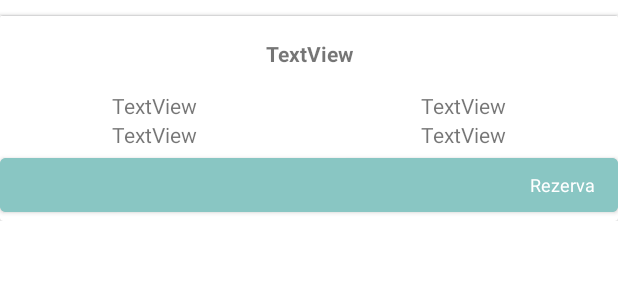
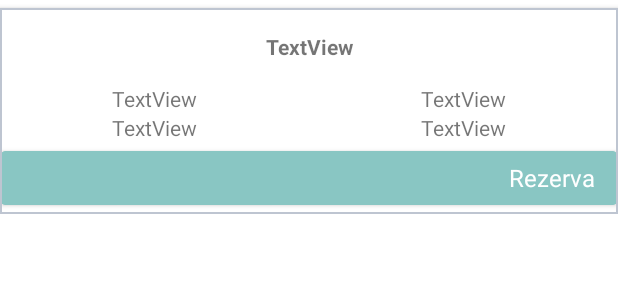
Before and after one commit to claudiucocan18/RestaurantBooking, an Android app: the layout recycler_view_row.xml on its own in the app's theme, with its tools: preview values and no code run, on a phone screen of 412 x 824 dp. Shown: the top 300 px of the screen. Run offline under Robolectric (Android 15) with nearby library versions, the phone set to English and light mode, and no system bars; Roboto replaces fonts that are not available here.

Commit message:
rounded border la textview

```diff
--- /dev/null
+++ b/app/src/main/res/drawable/cardview_border.xml
@@ -0,0 +1,6 @@
+<?xml version="1.0" encoding="utf-8"?>
+<shape xmlns:android="http://schemas.android.com/apk/res/android">
+    <stroke
+        android:width="20dp"
+        android:color="#000000" />
+</shape>
--- a/app/src/main/res/layout/recycler_view_row.xml
+++ b/app/src/main/res/layout/recycler_view_row.xml
@@ -5,14 +5,22 @@
     android:layout_width="match_parent"
     android:layout_height="wrap_content">
 
-    <androidx.cardview.widget.CardView
+
+    <!--<androidx.cardview.widget.CardView-->
+    <com.google.android.material.card.MaterialCardView
         android:id="@+id/cardView"
         android:layout_width="match_parent"
         android:layout_height="wrap_content"
-        android:layout_marginTop="10dp"
+        android:layout_marginTop="5dp"
         app:layout_constraintEnd_toEndOf="parent"
         app:layout_constraintStart_toStartOf="parent"
-        app:layout_constraintTop_toTopOf="parent">
+        app:layout_constraintTop_toTopOf="parent"
+        app:cardElevation="2dp"
+        app:cardCornerRadius="0dp"
+        app:strokeWidth="1dp"
+        app:strokeColor="#BEC5D1">
+
+
 
         <LinearLayout
             android:layout_width="match_parent"
@@ -24,6 +32,7 @@
                 android:id="@+id/imageView3"
                 android:layout_width="match_parent"
                 android:layout_height="match_parent"
+                android:scaleType="centerCrop"
                 tools:srcCompat="@tools:sample/avatars" />
 
             <LinearLayout
@@ -95,17 +104,16 @@
                 android:id="@+id/buttonRezerva"
                 android:layout_width="match_parent"
                 android:layout_height="wrap_content"
-                android:layout_gravity="center|center_horizontal|center_vertical"
                 android:autoText="false"
                 android:backgroundTint="#89C6C3"
                 android:elegantTextHeight="false"
-                android:gravity="center|center_horizontal|center_vertical"
                 android:text="Rezerva"
                 android:textAlignment="viewEnd"
                 android:textAppearance="@style/TextAppearance.AppCompat.Body1"
-                android:textSize="12sp" />
+                android:textSize="16sp" />
 
         </LinearLayout>
-    </androidx.cardview.widget.CardView>
+    </com.google.android.material.card.MaterialCardView>
+    <!--</androidx.cardview.widget.CardView>-->
 
 </androidx.constraintlayout.widget.ConstraintLayout>
```
